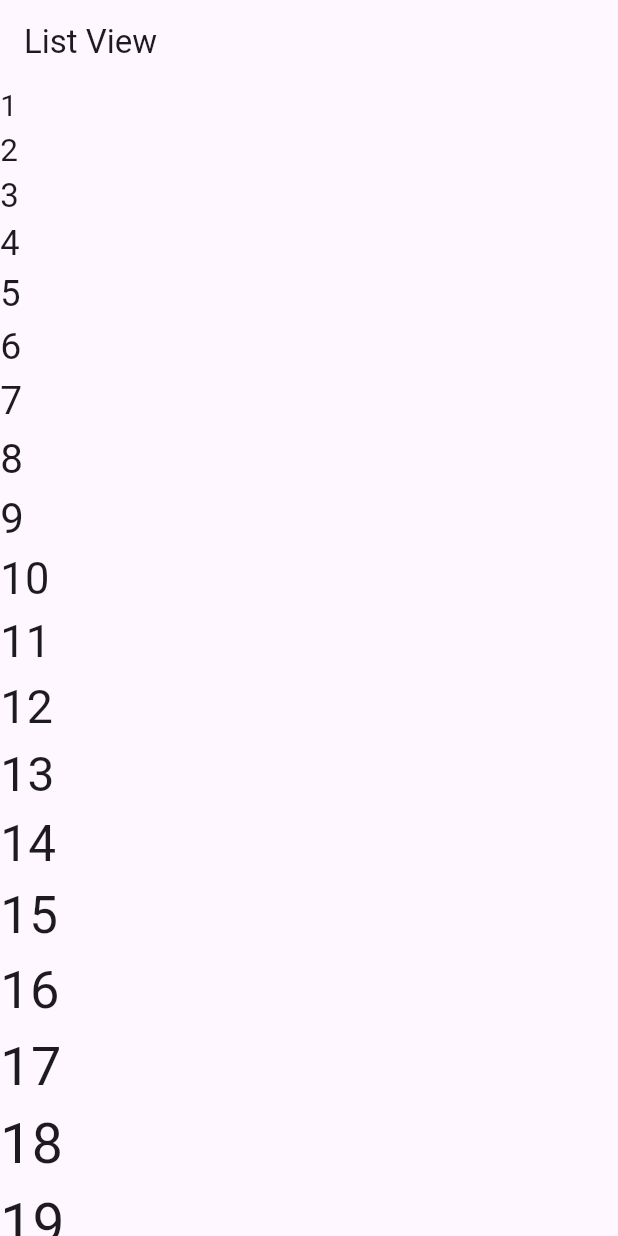
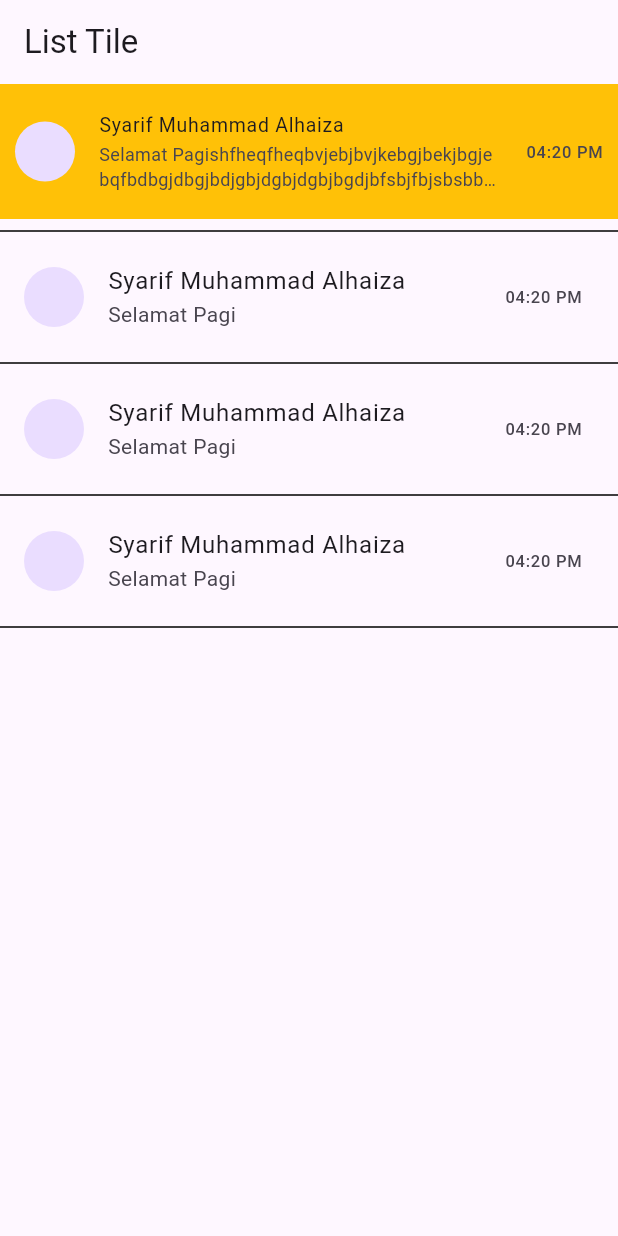
Before and after one commit to Alhaiza/flutter_core_concept, a Flutter app: the screen it shows after launch, on a phone screen of 412 x 824 dp. Run offline on Flutter 3.47's test engine with Material 3 defaults, Android fonts, the phone set to English and light mode, and no system bars.

Commit message:
List Tile

```diff
--- a/lib/main.dart
+++ b/lib/main.dart
@@ -1,61 +1,57 @@
 import 'package:flutter/material.dart';
 
-// Main Class
 void main() {
   runApp(MyApp());
 }
 
 class MyApp extends StatelessWidget {
-  // Gunakan List untuk menyimpan data (jika ada)
-  final List<Color> myColor = [
-    Colors.red,
-    Colors.green,
-    Colors.blue,
-    Colors.yellow,
-  ];
-
-  final List<Widget> myList = List.generate(
-    100,
-    (index) => Text(
-      "${index + 1}",
-      style: TextStyle(fontSize: 20 + double.parse(index.toString())),
-    ),
-  );
+  const MyApp({super.key});
 
   @override
   Widget build(BuildContext context) {
-    // Widget Dasar
     return MaterialApp(
-      debugShowCheckedModeBanner: false,
-      // Scaffold = Pembungkus/Container Aplikasi
       home: Scaffold(
-        // backgroundColor = Wanra Background. bisa pakai Color untuk hex bisa pakai Colors buat warna yg udah disediakan
-        // backgroundColor: Color(0xffC7EABB),
-        // AppBar = Header Aplikasi
-        appBar: AppBar(title: Text("List View")),
-        // Generate dari myList
-        body: ListView(children: myList),
-        // Bagian Utama Aplikasi
-        // Ini kalau Pakai List agar bisa scrollable (Kalau mau liat versi non collumn liat commit basic widget)
-        // Pakai separeted buat misahin per List
-        // body: ListView.separated(
-        //   separatorBuilder: (context, index) {
-        //     // Pakai Divider
-        //     return Divider(color: Colors.black);
-        //     // Pakai ini misahin secara eksplisit
-        //     // return Container(height: 10, color: Colors.black);
-        //   },
-        //   itemCount: myColor.length,
-        //   // Pakai Builder buat looping
-        //   itemBuilder: (contex, index) {
-        //     return Container(width: 300, height: 300, color: myColor[index]);
-        //   },
-        //   // mainAxisAlignment: MainAxisAlignment.center,
-        //   // crossAxisAlignment: CrossAxisAlignment.end,
-        //   // Ubah arah scroll pakai scrollDirection: Axis.horizontal
-        //   // scrollDirection: Axis.horizontal,
-        //   // children: myList,
-        // ),
+        appBar: AppBar(title: Text("List Tile")),
+        body: ListView(
+          children: [
+            // Biar kayak Whatsapp/Aplikasi Chat lain
+            ListTile(
+              contentPadding: EdgeInsets.all(10),
+              title: Text("Syarif Muhammad Alhaiza"),
+              subtitle: Text(
+                "Selamat Pagishfheqfheqbvjebjbvjkebgjbekjbgjebqfbdbgjdbgjbdjgbjdgbjdgbjbgdjbfsbjfbjsbsbbgjbjbjgbjbgjbdjgb",
+                maxLines: 2,
+                overflow: TextOverflow.ellipsis,
+              ),
+              leading: CircleAvatar(),
+              trailing: Text("04:20 PM"),
+              tileColor: Colors.amber,
+              dense: true,
+            ),
+            Divider(color: Colors.black),
+            ListTile(
+              title: Text("Syarif Muhammad Alhaiza"),
+              subtitle: Text("Selamat Pagi"),
+              leading: CircleAvatar(),
+              trailing: Text("04:20 PM"),
+            ),
+            Divider(color: Colors.black),
+            ListTile(
+              title: Text("Syarif Muhammad Alhaiza"),
+              subtitle: Text("Selamat Pagi"),
+              leading: CircleAvatar(),
+              trailing: Text("04:20 PM"),
+            ),
+            Divider(color: Colors.black),
+            ListTile(
+              title: Text("Syarif Muhammad Alhaiza"),
+              subtitle: Text("Selamat Pagi"),
+              leading: CircleAvatar(),
+              trailing: Text("04:20 PM"),
+            ),
+            Divider(color: Colors.black),
+          ],
+        ),
       ),
     );
   }
```
